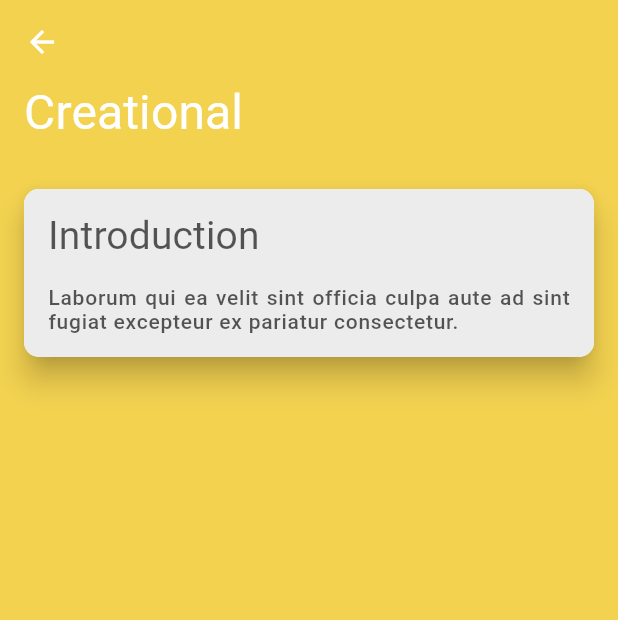
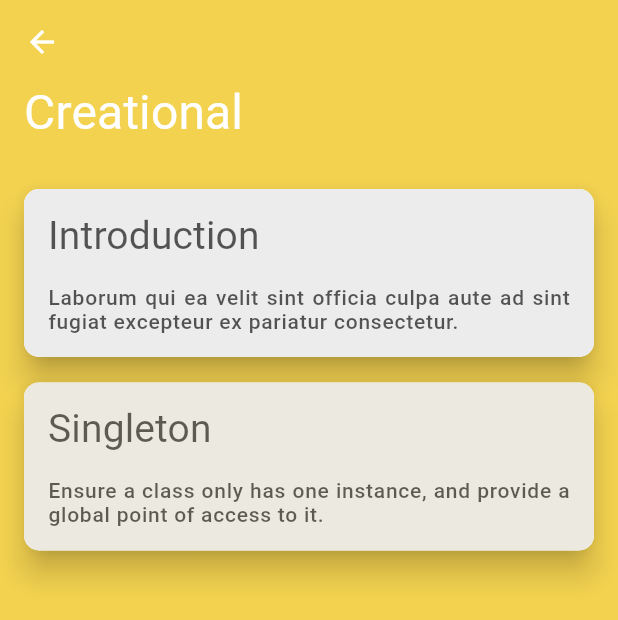
Before and after one commit to dvilcode/design_patterns_ui, a Flutter app: the screen it shows after launch, after a tap on "Creational", on a phone screen of 412 x 824 dp. Shown: the top 620 px of the screen. Run offline on Flutter 3.47's test engine with Material 2 defaults, Android fonts, the phone set to English and light mode, and no system bars; our stand-ins replace flutter_markdown, font_awesome_flutter.

Commit message:
[Dv] - Singleton.

```diff
--- a/assets/data/design_patterns.json
+++ b/assets/data/design_patterns.json
@@ -9,7 +9,14 @@
                 "title": "Introduction",
                 "description": "Laborum qui ea velit sint officia culpa aute ad sint fugiat excepteur ex pariatur consectetur.",
                 "route": "/introduction"
-            }
+            },
+            {
+                "id": "singleton",
+                "title": "Singleton",
+                "description": "Ensure a class only has one instance, and provide a global point of access to it.",
+                "route": "/singleton",
+                "mediumUrl": "https://mkobuolys.medium.com/flutter-design-patterns-1-singleton-437f04e923ce"
+              }
         ]
     },
     {
--- /dev/null
+++ b/lib/domain/creational/singleton/example_state.dart
@@ -0,0 +1,12 @@
+import 'example_state_base.dart';
+
+class ExampleState extends ExampleStateBase {
+  ExampleState._()
+      : super(initialText: 'A new "ExampleState" instance has been created') {
+    print(currentText);
+  }
+
+  factory ExampleState() => _instance;
+
+  static final ExampleState _instance = ExampleState._();
+}
--- /dev/null
+++ b/lib/domain/creational/singleton/example_state_by_definition.dart
@@ -0,0 +1,15 @@
+import 'example_state_base.dart';
+
+class ExampleStateByDefinition extends ExampleStateBase {
+  ExampleStateByDefinition._()
+      : super(
+            initialText:
+                'A new "ExampleStateByDefinition" instance has been created') {
+    print(currentText);
+  }
+
+  factory ExampleStateByDefinition.instance() =>
+      _instance ??= ExampleStateByDefinition._();
+
+  static ExampleStateByDefinition? _instance;
+}
--- /dev/null
+++ b/lib/domain/creational/singleton/example_state_without_sinngleton.dart
@@ -0,0 +1,10 @@
+import 'example_state_base.dart';
+
+class ExampleStateWithoutSingleton extends ExampleStateBase {
+  ExampleStateWithoutSingleton()
+      : super(
+            initialText:
+                'A new "ExampleStateWithoutSingleton" instance has been created') {
+    print(currentText);
+  }
+}
--- a/lib/router.dart
+++ b/lib/router.dart
@@ -6,6 +6,7 @@ import 'data/models/design_pattern_category.dart';
 import 'screens/category/category.dart';
 import 'screens/design_pattern_details/design_pattern_details.dart';
 import 'screens/main_menu/main_menu.dart';
+import 'screens/creational/singleton/singleton_example.dart';
 import 'widgets/introduction/introduction.dart';
 
 class Router {
@@ -30,7 +31,14 @@ class Router {
             example: Introduction(),
           ),
         );
-
+      case _DesignPatternRoutes.singletonRoute:
+        var designPattern = settings.arguments as DesignPattern;
+        return MaterialPageRoute(
+          builder: (_) => DesignPatternDetails(
+            designPattern: designPattern,
+            example: const SingletonExample(),
+          ),
+        );
       default:
         return MaterialPageRoute(
           builder: (_) => MainMenu(),
@@ -41,4 +49,5 @@ class Router {
 
 class _DesignPatternRoutes {
   static const String introductionRoute = '/introduction';
+  static const String singletonRoute = '/singleton';
 }
--- a/pubspec.yaml
+++ b/pubspec.yaml
@@ -24,6 +24,7 @@ flutter:
     - assets/
     - assets/data/
     - assets/markdown/
+    - assets/images/singleton/
   fonts:
     - family: Roboto
       fonts:
```
Also changed, not shown: lib/domain/creational/singleton/example_state_base.dart (added, +17 -0 lines), lib/screens/creational/singleton/singleton_example.dart (added, +80 -0 lines), lib/screens/creational/singleton/singleton_example_card.dart (added, +28 -0 lines), lib/widgets/platform_button.dart (added, +37 -0 lines), assets/images/singleton/singleton.png (added), assets/images/singleton/singleton_implementation.png (added), 1 other file.
